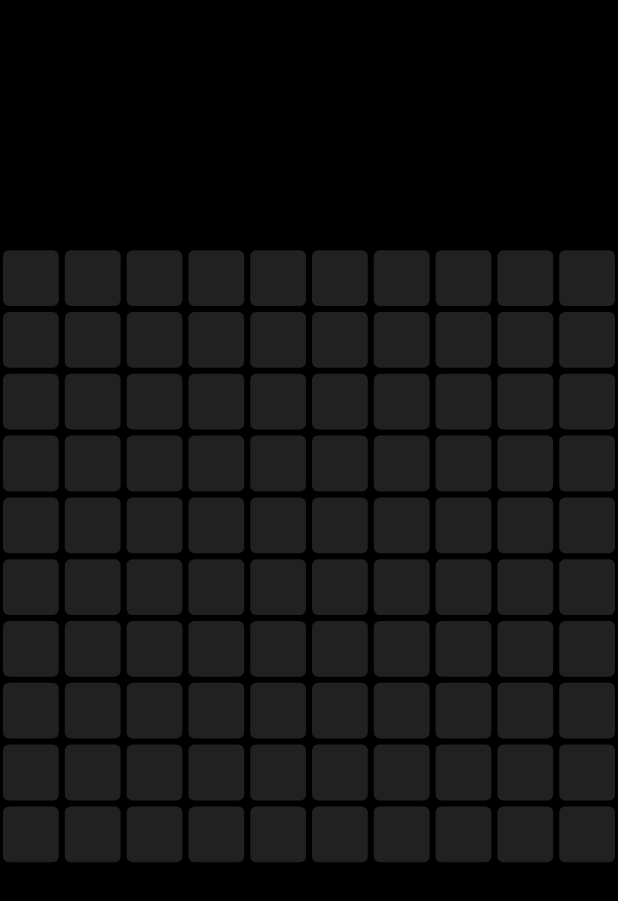
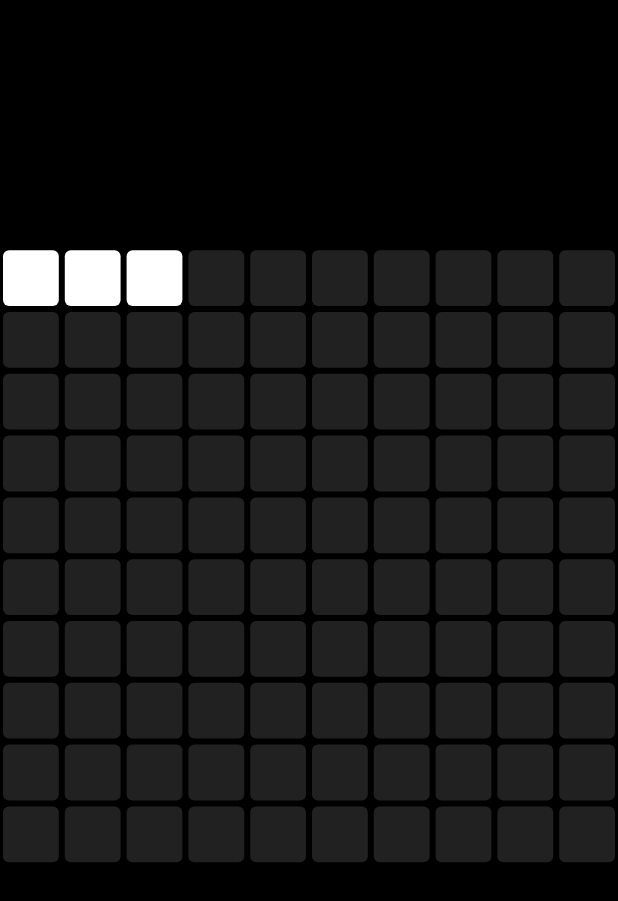
Before and after one commit to avikumar11haz/Snake_game, a Flutter app: the screen it shows after launch, on a phone screen of 412 x 824 dp. Shown: the top 901 px of the screen. Run offline on Flutter 3.47's test engine with Material 2 defaults, Android fonts, the light colour scheme and no system bars.

Commit message:
add snake pixel file

```diff
--- a/lib/home_page.dart
+++ b/lib/home_page.dart
@@ -1,5 +1,6 @@
 import 'package:flutter/material.dart';
 import 'package:snake_game/blank_pixel.dart';
+import 'package:snake_game/snake_pixel.dart';
 
 class HomePage extends StatefulWidget {
   const HomePage({Key? key}) : super(key: key);
@@ -12,6 +13,13 @@ class _HomePageState extends State<HomePage> {
   // grid dimensions
   int rowSize = 10;
   int totalNumberOfSquares = 100;
+
+  // snake position
+  List<int> snakePos = [
+    0,
+    1,
+    2,
+  ];
 
   @override
   Widget build(BuildContext context) {
@@ -27,10 +35,14 @@ class _HomePageState extends State<HomePage> {
             child: GridView.builder(
               itemCount: totalNumberOfSquares,
               physics: const NeverScrollableScrollPhysics(),
-              gridDelegate:
-                  SliverGridDelegateWithFixedCrossAxisCount(crossAxisCount: rowSize),
+              gridDelegate: SliverGridDelegateWithFixedCrossAxisCount(
+                  crossAxisCount: rowSize),
               itemBuilder: (context, index) {
-                return const BlankPixel();
+                if (snakePos.contains(index)) {
+                  return const SnakePixel();
+                } else {
+                  return const BlankPixel();
+                }
               },
             ),
           ),
--- a/lib/main.dart
+++ b/lib/main.dart
@@ -10,9 +10,10 @@ class MyApp extends StatelessWidget {
 
   @override
   Widget build(BuildContext context) {
-    return const MaterialApp(
+    return MaterialApp(
       debugShowCheckedModeBanner: false,
-      home: HomePage(),
+      theme: ThemeData(brightness: Brightness.dark),
+      home: const HomePage(),
     );
   }
 }
--- /dev/null
+++ b/lib/snake_pixel.dart
@@ -0,0 +1,18 @@
+import 'package:flutter/material.dart';
+
+class SnakePixel extends StatelessWidget {
+  const SnakePixel({Key? key}) : super(key: key);
+
+  @override
+  Widget build(BuildContext context) {
+    return Padding(
+      padding: const EdgeInsets.all(2.0),
+      child: Container(
+        decoration: BoxDecoration(
+          color: Colors.white,
+          borderRadius: BorderRadius.circular(4),
+        ),
+      ),
+    );
+  }
+}
```
